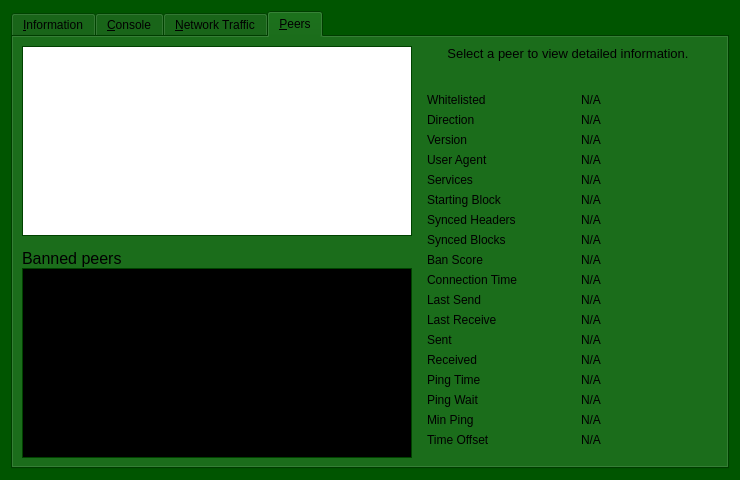
Qt form src/qt/forms/debugwindow.ui (xviicoin-project/xviicoin) before a commit.
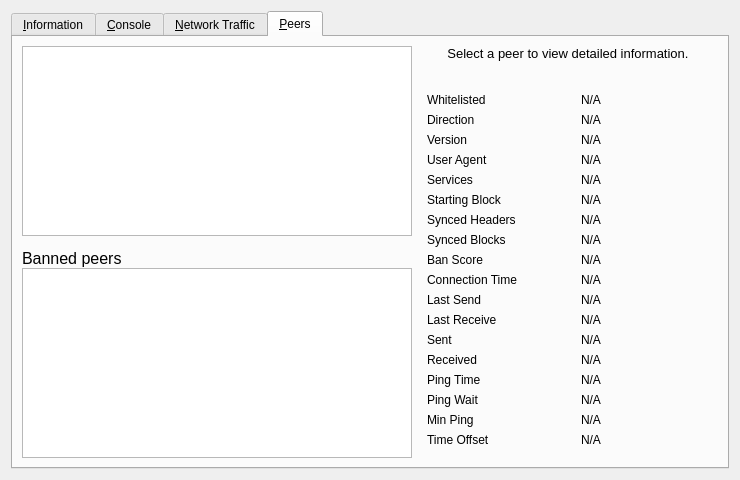
The same form after that commit. The open tabs and pages were chosen to show the change. Icons and pictures are not drawn. Custom widgets are drawn as their Qt base class.

```diff
--- a/src/qt/forms/debugwindow.ui
+++ b/src/qt/forms/debugwindow.ui
@@ -7,551 +7,15 @@
     <x>0</x>
     <y>0</y>
     <width>740</width>
-    <height>461</height>
+    <height>430</height>
    </rect>
   </property>
-  <property name="palette">
-   <palette>
-    <active>
-     <colorrole role="WindowText">
-      <brush brushstyle="SolidPattern">
-       <color alpha="255">
-        <red>255</red>
-        <green>255</green>
-        <blue>255</blue>
-       </color>
-      </brush>
-     </colorrole>
-     <colorrole role="Button">
-      <brush brushstyle="SolidPattern">
-       <color alpha="255">
-        <red>0</red>
-        <green>85</green>
-        <blue>0</blue>
-       </color>
-      </brush>
-     </colorrole>
-     <colorrole role="Light">
-      <brush brushstyle="SolidPattern">
-       <color alpha="255">
-        <red>0</red>
-        <green>127</green>
-        <blue>0</blue>
-       </color>
-      </brush>
-     </colorrole>
-     <colorrole role="Midlight">
-      <brush brushstyle="SolidPattern">
-       <color alpha="255">
-        <red>0</red>
-        <green>106</green>
-        <blue>0</blue>
-       </color>
-      </brush>
-     </colorrole>
-     <colorrole role="Dark">
-      <brush brushstyle="SolidPattern">
-       <color alpha="255">
-        <red>0</red>
-        <green>42</green>
-        <blue>0</blue>
-       </color>
-      </brush>
-     </colorrole>
-     <colorrole role="Mid">
-      <brush brushstyle="SolidPattern">
-       <color alpha="255">
-        <red>0</red>
-        <green>56</green>
-        <blue>0</blue>
-       </color>
-      </brush>
-     </colorrole>
-     <colorrole role="Text">
-      <brush brushstyle="SolidPattern">
-       <color alpha="255">
-        <red>255</red>
-        <green>255</green>
-        <blue>255</blue>
-       </color>
-      </brush>
-     </colorrole>
-     <colorrole role="BrightText">
-      <brush brushstyle="SolidPattern">
-       <color alpha="255">
-        <red>255</red>
-        <green>255</green>
-        <blue>255</blue>
-       </color>
-      </brush>
-     </colorrole>
-     <colorrole role="ButtonText">
-      <brush brushstyle="SolidPattern">
-       <color alpha="255">
-        <red>255</red>
-        <green>255</green>
-        <blue>255</blue>
-       </color>
-      </brush>
-     </colorrole>
-     <colorrole role="Base">
-      <brush brushstyle="SolidPattern">
-       <color alpha="255">
-        <red>0</red>
-        <green>0</green>
-        <blue>0</blue>
-       </color>
-      </brush>
-     </colorrole>
-     <colorrole role="Window">
-      <brush brushstyle="SolidPattern">
-       <color alpha="255">
-        <red>0</red>
-        <green>85</green>
-        <blue>0</blue>
-       </color>
-      </brush>
-     </colorrole>
-     <colorrole role="Shadow">
-      <brush brushstyle="SolidPattern">
-       <color alpha="255">
-        <red>0</red>
-        <green>0</green>
-        <blue>0</blue>
-       </color>
-      </brush>
-     </colorrole>
-     <colorrole role="AlternateBase">
-      <brush brushstyle="SolidPattern">
-       <color alpha="255">
-        <red>0</red>
-        <green>42</green>
-        <blue>0</blue>
-       </color>
-      </brush>
-     </colorrole>
-     <colorrole role="ToolTipBase">
-      <brush brushstyle="SolidPattern">
-       <color alpha="255">
-        <red>255</red>
-        <green>255</green>
-        <blue>220</blue>
-       </color>
-      </brush>
-     </colorrole>
-     <colorrole role="ToolTipText">
-      <brush brushstyle="SolidPattern">
-       <color alpha="255">
-        <red>0</red>
-        <green>0</green>
-        <blue>0</blue>
-       </color>
-      </brush>
-     </colorrole>
-     <colorrole role="PlaceholderText">
-      <brush brushstyle="SolidPattern">
-       <color alpha="128">
-        <red>255</red>
-        <green>255</green>
-        <blue>255</blue>
-       </color>
-      </brush>
-     </colorrole>
-    </active>
-    <inactive>
-     <colorrole role="WindowText">
-      <brush brushstyle="SolidPattern">
-       <color alpha="255">
-        <red>255</red>
-        <green>255</green>
-        <blue>255</blue>
-       </color>
-      </brush>
-     </colorrole>
-     <colorrole role="Button">
-      <brush brushstyle="SolidPattern">
-       <color alpha="255">
-        <red>0</red>
-        <green>85</green>
-        <blue>0</blue>
-       </color>
-      </brush>
-     </colorrole>
-     <colorrole role="Light">
-      <brush brushstyle="SolidPattern">
-       <color alpha="255">
-        <red>0</red>
-        <green>127</green>
-        <blue>0</blue>
-       </color>
-      </brush>
-     </colorrole>
-     <colorrole role="Midlight">
-      <brush brushstyle="SolidPattern">
-       <color alpha="255">
-        <red>0</red>
-        <green>106</green>
-        <blue>0</blue>
-       </color>
-      </brush>
-     </colorrole>
-     <colorrole role="Dark">
-      <brush brushstyle="SolidPattern">
-       <color alpha="255">
-        <red>0</red>
-        <green>42</green>
-        <blue>0</blue>
-       </color>
-      </brush>
-     </colorrole>
-     <colorrole role="Mid">
-      <brush brushstyle="SolidPattern">
-       <color alpha="255">
-        <red>0</red>
-        <green>56</green>
-        <blue>0</blue>
-       </color>
-      </brush>
-     </colorrole>
-     <colorrole role="Text">
-      <brush brushstyle="SolidPattern">
-       <color alpha="255">
-        <red>255</red>
-        <green>255</green>
-        <blue>255</blue>
-       </color>
-      </brush>
-     </colorrole>
-     <colorrole role="BrightText">
-      <brush brushstyle="SolidPattern">
-       <color alpha="255">
-        <red>255</red>
-        <green>255</green>
-        <blue>255</blue>
-       </color>
-      </brush>
-     </colorrole>
-     <colorrole role="ButtonText">
-      <brush brushstyle="SolidPattern">
-       <color alpha="255">
-        <red>255</red>
-        <green>255</green>
-        <blue>255</blue>
-       </color>
-      </brush>
-     </colorrole>
-     <colorrole role="Base">
-      <brush brushstyle="SolidPattern">
-       <color alpha="255">
-        <red>0</red>
-        <green>0</green>
-        <blue>0</blue>
-       </color>
-      </brush>
-     </colorrole>
-     <colorrole role="Window">
-      <brush brushstyle="SolidPattern">
-       <color alpha="255">
-        <red>0</red>
-        <green>85</green>
-        <blue>0</blue>
-       </color>
-      </brush>
-     </colorrole>
-     <colorrole role="Shadow">
-      <brush brushstyle="SolidPattern">
-       <color alpha="255">
-        <red>0</red>
-        <green>0</green>
-        <blue>0</blue>
-       </color>
-      </brush>
-     </colorrole>
-     <colorrole role="AlternateBase">
-      <brush brushstyle="SolidPattern">
-       <color alpha="255">
-        <red>0</red>
-        <green>42</green>
-        <blue>0</blue>
-       </color>
-      </brush>
-     </colorrole>
-     <colorrole role="ToolTipBase">
-      <brush brushstyle="SolidPattern">
-       <color alpha="255">
-        <red>255</red>
-        <green>255</green>
-        <blue>220</blue>
-       </color>
-      </brush>
-     </colorrole>
-     <colorrole role="ToolTipText">
-      <brush brushstyle="SolidPattern">
-       <color alpha="255">
-        <red>0</red>
-        <green>0</green>
-        <blue>0</blue>
-       </color>
-      </brush>
-     </colorrole>
-     <colorrole role="PlaceholderText">
-      <brush brushstyle="SolidPattern">
-       <color alpha="128">
-        <red>255</red>
-        <green>255</green>
-        <blue>255</blue>
-       </color>
-      </brush>
-     </colorrole>
-    </inactive>
-    <disabled>
-     <colorrole role="WindowText">
-      <brush brushstyle="SolidPattern">
-       <color alpha="255">
-        <red>0</red>
-        <green>42</green>
-        <blue>0</blue>
-       </color>
-      </brush>
-     </colorrole>
-     <colorrole role="Button">
-      <brush brushstyle="SolidPattern">
-       <color alpha="255">
-        <red>0</red>
-        <green>85</green>
-        <blue>0</blue>
-       </color>
-      </brush>
-     </colorrole>
-     <colorrole role="Light">
-      <brush brushstyle="SolidPattern">
-       <color alpha="255">
-        <red>0</red>
-        <green>127</green>
-        <blue>0</blue>
-       </color>
-      </brush>
-     </colorrole>
-     <colorrole role="Midlight">
-      <brush brushstyle="SolidPattern">
-       <color alpha="255">
-        <red>0</red>
-        <green>106</green>
-        <blue>0</blue>
-       </color>
-      </brush>
-     </colorrole>
-     <colorrole role="Dark">
-      <brush brushstyle="SolidPattern">
-       <color alpha="255">
-        <red>0</red>
-        <green>42</green>
-        <blue>0</blue>
-       </color>
-      </brush>
-     </colorrole>
-     <colorrole role="Mid">
-      <brush brushstyle="SolidPattern">
-       <color alpha="255">
-        <red>0</red>
-        <green>56</green>
-        <blue>0</blue>
-       </color>
-      </brush>
-     </colorrole>
-     <colorrole role="Text">
-      <brush brushstyle="SolidPattern">
-       <color alpha="255">
-        <red>0</red>
-        <green>42</green>
-        <blue>0</blue>
-       </color>
-      </brush>
-     </colorrole>
-     <colorrole role="BrightText">
-      <brush brushstyle="SolidPattern">
-       <color alpha="255">
-        <red>255</red>
-        <green>255</green>
-        <blue>255</blue>
-       </color>
-      </brush>
-     </colorrole>
-     <colorrole role="ButtonText">
-      <brush brushstyle="SolidPattern">
-       <color alpha="255">
-        <red>0</red>
-        <green>42</green>
-        <blue>0</blue>
-       </color>
-      </brush>
-     </colorrole>
-     <colorrole role="Base">
-      <brush brushstyle="SolidPattern">
-       <color alpha="255">
-        <red>0</red>
-        <green>85</green>
-        <blue>0</blue>
-       </color>
-      </brush>
-     </colorrole>
-     <colorrole role="Window">
-      <brush brushstyle="SolidPattern">
-       <color alpha="255">
-        <red>0</red>
-        <green>85</green>
-        <blue>0</blue>
-       </color>
-      </brush>
-     </colorrole>
-     <colorrole role="Shadow">
-      <brush brushstyle="SolidPattern">
-       <color alpha="255">
-        <red>0</red>
-        <green>0</green>
-        <blue>0</blue>
-       </color>
-      </brush>
-     </colorrole>
-     <colorrole role="AlternateBase">
-      <brush brushstyle="SolidPattern">
-       <color alpha="255">
-        <red>0</red>
-        <green>85</green>
-        <blue>0</blue>
-       </color>
-      </brush>
-     </colorrole>
-     <colorrole role="ToolTipBase">
-      <brush brushstyle="SolidPattern">
-       <color alpha="255">
-        <red>255</red>
-        <green>255</green>
-        <blue>220</blue>
-       </color>
-      </brush>
-     </colorrole>
-     <colorrole role="ToolTipText">
-      <brush brushstyle="SolidPattern">
-       <color alpha="255">
-        <red>0</red>
-        <green>0</green>
-        <blue>0</blue>
-       </color>
-      </brush>
-     </colorrole>
-     <colorrole role="PlaceholderText">
-      <brush brushstyle="SolidPattern">
-       <color alpha="128">
-        <red>255</red>
-        <green>255</green>
-        <blue>255</blue>
-       </color>
-      </brush>
-     </colorrole>
-    </disabled>
-   </palette>
-  </property>
   <property name="windowTitle">
    <string>Debug window</string>
   </property>
   <layout class="QVBoxLayout" name="verticalLayout_2">
    <item>
     <widget class="QTabWidget" name="tabWidget">
-     <property name="palette">
-      <palette>
-       <active>
-        <colorrole role="WindowText">
-         <brush brushstyle="SolidPattern">
-          <color alpha="255">
-           <red>0</red>
-           <green>0</green>
-           <blue>0</blue>
-          </color>
-         </brush>
-        </colorrole>
-        <colorrole role="Highlight">
-         <brush brushstyle="SolidPattern">
-          <color alpha="255">
-           <red>0</red>
-           <green>120</green>
-           <blue>215</blue>
-          </color>
-         </brush>
-        </colorrole>
-        <colorrole role="HighlightedText">
-         <brush brushstyle="SolidPattern">
-          <color alpha="255">
-           <red>85</red>
-           <green>255</green>
-           <blue>255</blue>
-          </color>
-         </brush>
-        </colorrole>
-       </active>
-       <inactive>
-        <colorrole role="WindowText">
-         <brush brushstyle="SolidPattern">
-          <color alpha="255">
-           <red>0</red>
-           <green>0</green>
-           <blue>0</blue>
-          </color>
-         </brush>
-        </colorrole>
-        <colorrole role="Highlight">
-         <brush brushstyle="SolidPattern">
-          <color alpha="255">
-           <red>240</red>
-           <green>19</green>
-           <blue>240</blue>
-          </color>
-         </brush>
-        </colorrole>
-        <colorrole role="HighlightedText">
-         <brush brushstyle="SolidPattern">
-          <color alpha="255">
-           <red>85</red>
-           <green>255</green>
-           <blue>255</blue>
-          </color>
-         </brush>
-        </colorrole>
-       </inactive>
-       <disabled>
-        <colorrole role="WindowText">
-         <brush brushstyle="SolidPattern">
-          <color alpha="255">
-           <red>76</red>
-           <green>0</green>
-           <blue>0</blue>
-          </color>
-         </brush>
-        </colorrole>
-        <colorrole role="Highlight">
-         <brush brushstyle="SolidPattern">
-          <color alpha="255">
-           <red>0</red>
-           <green>120</green>
-           <blue>215</blue>
-          </color>
-         </brush>
-        </colorrole>
-        <colorrole role="HighlightedText">
-         <brush brushstyle="SolidPattern">
-          <color alpha="255">
-           <red>85</red>
-           <green>255</green>
-           <blue>255</blue>
-          </color>
-         </brush>
-        </colorrole>
-       </disabled>
-      </palette>
-     </property>
-     <property name="autoFillBackground">
-      <bool>false</bool>
-     </property>
      <property name="currentIndex">
       <number>0</number>
      </property>
@@ -1395,124 +859,6 @@
          </property>
          <item>
           <widget class="QTableView" name="peerWidget">
-           <property name="palette">
-            <palette>
-             <active>
-              <colorrole role="WindowText">
-               <brush brushstyle="SolidPattern">
-                <color alpha="255">
-                 <red>255</red>
-                 <green>255</green>
-                 <blue>255</blue>
-                </color>
-               </brush>
-              </colorrole>
-              <colorrole role="Base">
-               <brush brushstyle="SolidPattern">
-                <color alpha="255">
-                 <red>255</red>
-                 <green>255</green>
-                 <blue>255</blue>
-                </color>
-               </brush>
-              </colorrole>
-              <colorrole role="Highlight">
-               <brush brushstyle="SolidPattern">
-                <color alpha="255">
-                 <red>0</red>
-                 <green>120</green>
-                 <blue>215</blue>
-                </color>
-               </brush>
-              </colorrole>
-              <colorrole role="NoRole">
-               <brush brushstyle="SolidPattern">
-                <color alpha="255">
-                 <red>255</red>
-                 <green>255</green>
-                 <blue>255</blue>
-                </color>
-               </brush>
-              </colorrole>
-             </active>
-             <inactive>
-              <colorrole role="WindowText">
-               <brush brushstyle="SolidPattern">
-                <color alpha="255">
-                 <red>255</red>
-                 <green>255</green>
-                 <blue>255</blue>
-                </color>
-               </brush>
-              </colorrole>
-              <colorrole role="Base">
-               <brush brushstyle="SolidPattern">
-                <color alpha="255">
-                 <red>255</red>
-                 <green>255</green>
-                 <blue>255</blue>
-                </color>
-               </brush>
-              </colorrole>
-              <colorrole role="Highlight">
-               <brush brushstyle="SolidPattern">
-                <color alpha="255">
-                 <red>255</red>
-                 <green>255</green>
-                 <blue>255</blue>
-                </color>
-               </brush>
-              </colorrole>
-              <colorrole role="NoRole">
-               <brush brushstyle="SolidPattern">
-                <color alpha="255">
-                 <red>255</red>
-                 <green>255</green>
-                 <blue>255</blue>
-                </color>
-               </brush>
-              </colorrole>
-             </inactive>
-             <disabled>
-              <colorrole role="WindowText">
-               <brush brushstyle="SolidPattern">
-                <color alpha="255">
-                 <red>76</red>
-                 <green>0</green>
-                 <blue>0</blue>
-                </color>
-               </brush>
-              </colorrole>
-              <colorrole role="Base">
-               <brush brushstyle="SolidPattern">
-                <color alpha="255">
-                 <red>153</red>
-                 <green>0</green>
-                 <blue>0</blue>
-                </color>
-               </brush>
-              </colorrole>
-              <colorrole role="Highlight">
-               <brush brushstyle="SolidPattern">
-                <color alpha="255">
-                 <red>0</red>
-                 <green>120</green>
-                 <blue>215</blue>
-                </color>
-               </brush>
-              </colorrole>
-              <colorrole role="NoRole">
-               <brush brushstyle="SolidPattern">
-                <color alpha="255">
-                 <red>255</red>
-                 <green>255</green>
-                 <blue>255</blue>
-                </color>
-               </brush>
-              </colorrole>
-             </disabled>
-            </palette>
-           </property>
            <property name="horizontalScrollBarPolicy">
             <enum>Qt::ScrollBarAsNeeded</enum>
            </property>
```
Left out of the diff: 39 changed lines with no effect on the pictures.
